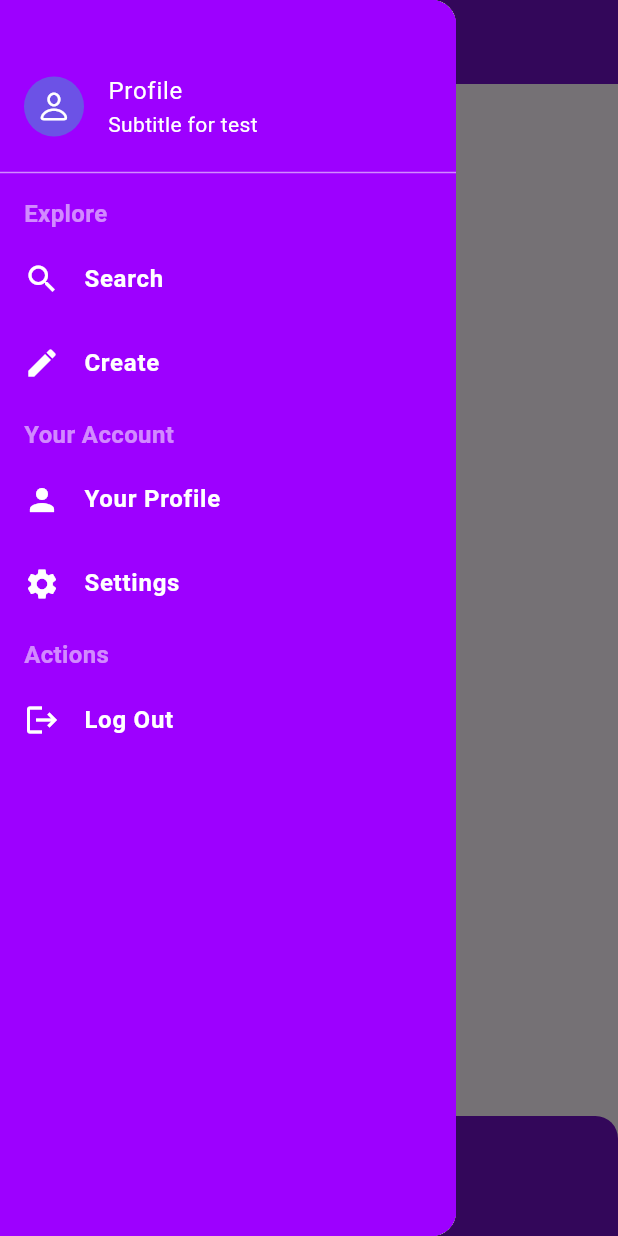
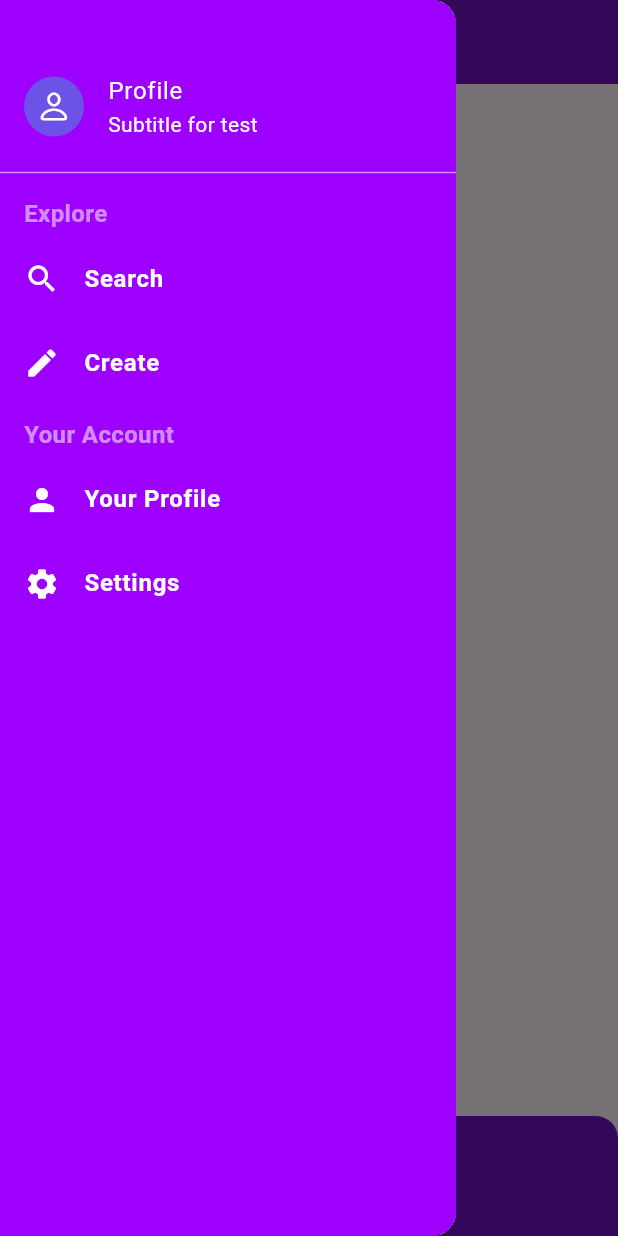
Before and after one commit to CybDot/FrontEnd, a Flutter app: the screen it shows after launch, with the side drawer open, on a phone screen of 412 x 824 dp. Run offline on Flutter 3.47's test engine with Material 3 defaults, Android fonts, the phone set to English and light mode, and no system bars; our stand-ins replace font_awesome_flutter, google_fonts, shared_preferences; Roboto replaces fonts that are missing (AbrilFatface).

Commit message:
removing logout option

```diff
--- a/lib/sideMenu.dart
+++ b/lib/sideMenu.dart
@@ -90,13 +90,6 @@ class _SidemenuState extends State<Sidemenu> {
               );
             }),
             buildAnimatedTile(2, Icons.settings, "Settings"),
-            buildSectionTitle("Actions"),
-            buildAnimatedTile(5, Icons.logout, "Log Out", onTap: () {
-              Navigator.pushReplacement(
-                context,
-                MaterialPageRoute(builder: (context) => MyLogIn()),
-              );
-            }),
           ],
         ),
       ),
```
